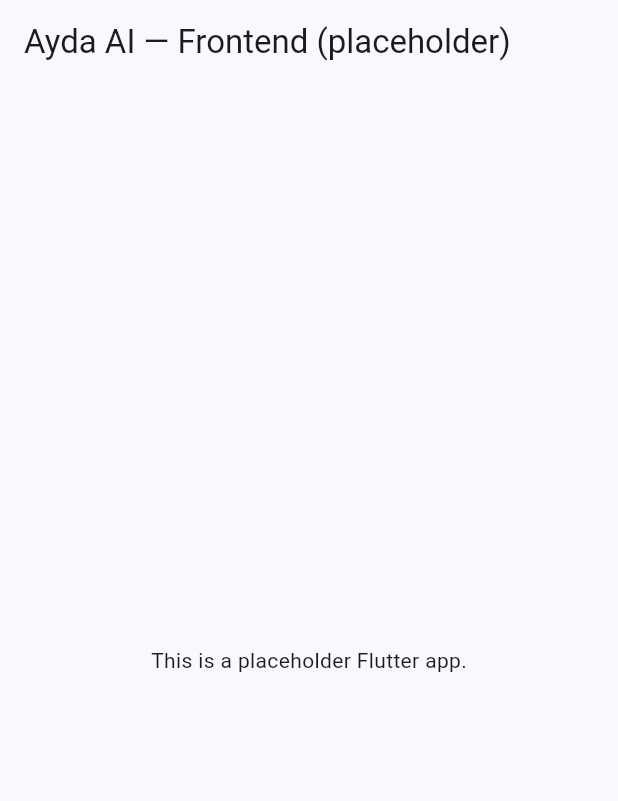
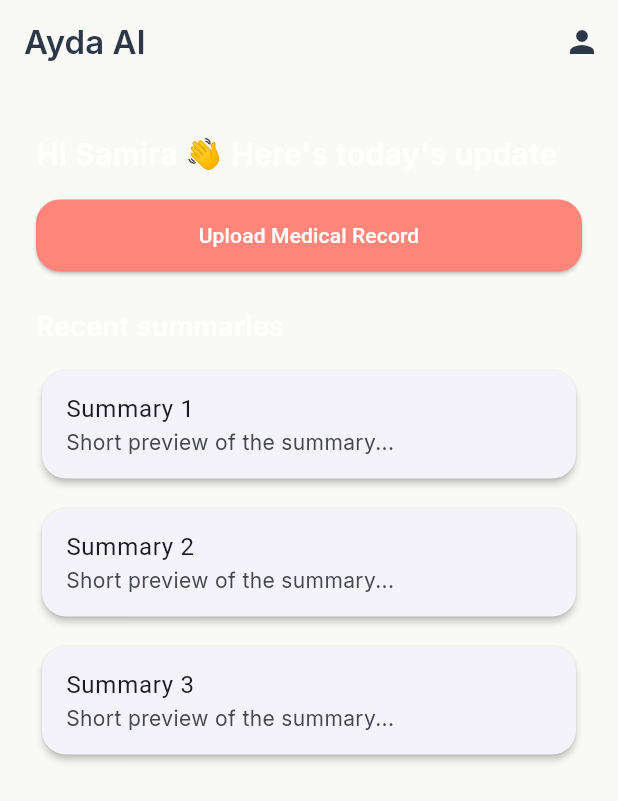
Before and after one commit to Sesquina/ayda-ai, a Flutter app: the screen it shows after launch, on a phone screen of 412 x 824 dp. Shown: the top 801 px of the screen. Run offline on Flutter 3.47's test engine with Material 3 defaults, Android fonts, the light colour scheme and no system bars; our stand-ins replace firebase_core, go_router; accounts and stored records are empty.

Commit message:
implemented the MVP screen scaffolding and wire-up

```diff
--- /dev/null
+++ b/app/lib/core/router.dart
@@ -0,0 +1,22 @@
+import 'package:go_router/go_router.dart';
+import '../features/auth/login_screen.dart';
+import '../features/home/home_screen.dart';
+import '../features/upload/upload_screen.dart';
+import '../features/summary/summary_screen.dart';
+import '../features/history/history_screen.dart';
+import '../features/settings/settings_screen.dart';
+
+final appRouter = GoRouter(
+  initialLocation: '/',
+  routes: [
+    GoRoute(path: '/', builder: (context, state) => const HomeScreen()),
+    GoRoute(path: '/login', builder: (context, state) => const LoginScreen()),
+    GoRoute(path: '/upload', builder: (context, state) => const UploadScreen()),
+    GoRoute(
+        path: '/summary', builder: (context, state) => const SummaryScreen()),
+    GoRoute(
+        path: '/history', builder: (context, state) => const HistoryScreen()),
+    GoRoute(
+        path: '/settings', builder: (context, state) => const SettingsScreen()),
+  ],
+);
--- /dev/null
+++ b/app/lib/features/home/home_screen.dart
@@ -0,0 +1,67 @@
+import 'package:flutter/material.dart';
+import '../../core/theme.dart';
+
+class HomeScreen extends StatelessWidget {
+  const HomeScreen({super.key});
+
+  @override
+  Widget build(BuildContext context) {
+    return Scaffold(
+      appBar: AppBar(
+        title: const Text('Ayda AI'),
+        actions: [
+          IconButton(
+              onPressed: () => Navigator.pushNamed(context, '/settings'),
+              icon: const Icon(Icons.person))
+        ],
+      ),
+      body: Padding(
+        padding: const EdgeInsets.symmetric(horizontal: 24, vertical: 32),
+        child: Column(
+          crossAxisAlignment: CrossAxisAlignment.start,
+          children: [
+            const Text('Hi Samira 👋 Here\'s today\'s update',
+                style: TextStyle(
+                    fontFamily: 'Inter',
+                    fontSize: 20,
+                    fontWeight: FontWeight.w600)),
+            const SizedBox(height: 16),
+            ElevatedButton(
+              onPressed: () => Navigator.pushNamed(context, '/upload'),
+              style: ElevatedButton.styleFrom(
+                  backgroundColor: AydaColors.accent,
+                  shape: RoundedRectangleBorder(
+                      borderRadius: BorderRadius.circular(16))),
+              child: const Text('Upload Medical Record'),
+            ),
+            const SizedBox(height: 24),
+            const Text('Recent summaries',
+                style: TextStyle(
+                    fontFamily: 'Inter',
+                    fontSize: 18,
+                    fontWeight: FontWeight.w600)),
+            const SizedBox(height: 12),
+            Expanded(
+              child: ListView.builder(
+                itemCount: 3,
+                itemBuilder: (context, index) => Padding(
+                  padding: const EdgeInsets.only(bottom: 12),
+                  child: Card(
+                    shape: RoundedRectangleBorder(
+                        borderRadius: BorderRadius.circular(16)),
+                    elevation: 2,
+                    child: ListTile(
+                      title: Text('Summary ${index + 1}'),
+                      subtitle: const Text('Short preview of the summary...'),
+                      onTap: () => Navigator.pushNamed(context, '/summary'),
+                    ),
+                  ),
+                ),
+              ),
+            ),
+          ],
+        ),
+      ),
+    );
+  }
+}
--- a/app/lib/main.dart
+++ b/app/lib/main.dart
@@ -1,6 +1,8 @@
 import 'package:flutter/material.dart';
 import 'package:firebase_core/firebase_core.dart';
 import 'firebase_options.dart';
+import 'core/theme.dart';
+import 'core/router.dart';
 
 Future<void> main() async {
   WidgetsFlutterBinding.ensureInitialized();
@@ -9,8 +11,6 @@ Future<void> main() async {
       options: DefaultFirebaseOptions.currentPlatform,
     );
   } catch (e) {
-    // In development it's fine to print; in production handle appropriately
-    // If firebase_options.dart is missing, flutterfire configure must be run.
     // ignore: avoid_print
     print('Firebase initialization error: $e');
   }
@@ -23,16 +23,10 @@ class MyApp extends StatelessWidget {
 
   @override
   Widget build(BuildContext context) {
-    return MaterialApp(
+    return MaterialApp.router(
       title: 'Ayda AI',
-      theme: ThemeData(
-        useMaterial3: true,
-        colorScheme: ColorScheme.fromSeed(seedColor: const Color(0xFF3A60C0)),
-      ),
-      home: Scaffold(
-        appBar: AppBar(title: const Text('Ayda AI — Frontend (placeholder)')),
-        body: const Center(child: Text('This is a placeholder Flutter app.')),
-      ),
+      theme: AydaTheme.build(),
+      routerConfig: appRouter,
     );
   }
 }
```
Also changed, not shown: app/lib/core/theme.dart (added, +39 -0 lines), app/lib/features/auth/login_screen.dart (added, +74 -0 lines), app/lib/features/history/history_screen.dart (added, +43 -0 lines), app/lib/features/settings/settings_screen.dart (added, +27 -0 lines), app/lib/features/summary/summary_screen.dart (added, +53 -0 lines), app/lib/features/upload/upload_screen.dart (added, +50 -0 lines), app/pubspec.yaml (+13 -0 lines), app/pubspec.lock, 2 other files.
